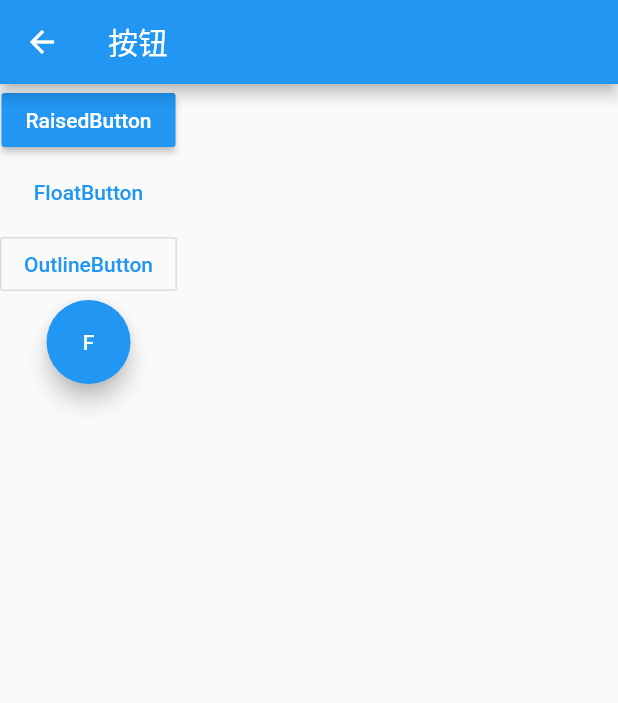
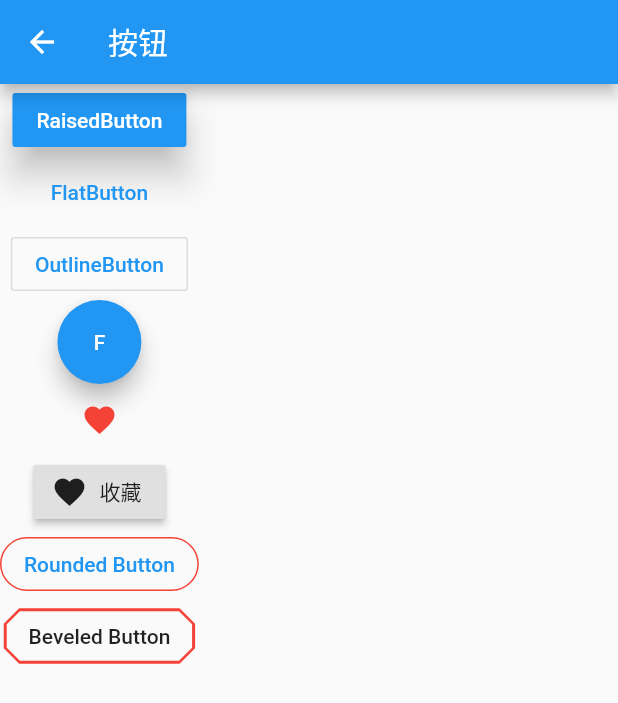
Before and after one commit to heruijun/FlutterFrom0To1, a Flutter app: the ButtonWidget screen opened by its route, on a phone screen of 412 x 824 dp. Shown: the top 703 px of the screen. Run offline on Flutter 3.47's test engine with Material 2 defaults, Android fonts, the phone set to English and light mode, and no system bars; our stand-ins replace dio, shared_preferences, sqflite, stack_trace; missing offline and left inert: xservice_kit; accounts and stored records are empty; generated files the repository leaves out were written again.

Commit message:
内容优化

```diff
--- a/chapter3/flutter_widgets/lib/button_widget.dart
+++ b/chapter3/flutter_widgets/lib/button_widget.dart
@@ -1,4 +1,5 @@
 import 'package:flutter/material.dart';
+import 'package:flutter_widgets/custom_rounded_rectangle_border.dart';
 
 class ButtonWidget extends StatelessWidget {
   @override
@@ -10,6 +11,7 @@ class ButtonWidget extends StatelessWidget {
       body: Column(
         children: <Widget>[
           RaisedButton(
+            elevation: 10,
             color: Colors.blue,
             child: Text("RaisedButton"),
             textColor: Colors.white,
@@ -17,7 +19,7 @@ class ButtonWidget extends StatelessWidget {
           ),
           FlatButton(
             textColor: Colors.blue,
-            child: Text("FloatButton"),
+            child: Text("FlatButton"),
             onPressed: () {
               print("FlatButton");
             },
@@ -34,7 +36,40 @@ class ButtonWidget extends StatelessWidget {
             onPressed: () {
               print("F");
             },
-          )
+          ),
+          IconButton(
+            color: Colors.red,
+            icon: Icon(Icons.favorite),
+            onPressed: () {
+              print("IconButton");
+            },
+          ),
+          RaisedButton.icon(
+            icon: Icon(Icons.favorite),
+            label: Text("收藏"),
+            onPressed: () {
+              print("带Icon的文字按钮");
+            },
+          ),
+          FlatButton(
+            textTheme: ButtonTextTheme.accent,
+            shape: RoundedRectangleBorder(
+                borderRadius: new BorderRadius.circular(18.0),
+                side: BorderSide(color: Colors.red)),
+            child: Text("Rounded Button"),
+            onPressed: () {
+              print("Rounded Button");
+            },
+          ),
+          FlatButton(
+            shape: BeveledRectangleBorder(
+                borderRadius: new BorderRadius.circular(10.0),
+                side: BorderSide(color: Colors.red)),
+            child: Text("Beveled Button"),
+            onPressed: () {
+              print("Beveled Button");
+            },
+          ),
         ],
       ),
     );
--- a/chapter3/flutter_widgets/lib/main.dart
+++ b/chapter3/flutter_widgets/lib/main.dart
@@ -17,6 +17,7 @@ import 'package:flutter_widgets/row_column_widget.dart';
 import 'package:flutter_widgets/wrap_widget.dart';
 
 import 'alertdialog_widget.dart';
+import 'custom_appbar_widget.dart';
 
 void main() => runApp(MyApp());
 
@@ -40,6 +41,7 @@ class MyApp extends StatelessWidget {
         '/Wrap': (context) => WrapWidget(),
         '/Row Column': (context) => RowColumnWidget(),
         '/AppBar': (context) => AppBarWidget(),
+        '/CustomAppBar': (context) => CustomAppBarWidget(),
         '/ListView': (context) => ListViewWidget(),
         '/CustomScrollView': (context) => CustomScrollViewWidget(),
         '/GridView': (context) => GridViewWidget(),
--- a/chapter3/flutter_widgets/lib/widget_page.dart
+++ b/chapter3/flutter_widgets/lib/widget_page.dart
@@ -26,6 +26,7 @@ class _FlutterWidgetPageState extends State<FlutterWidgetPage> {
     eventList.add("Wrap");
     eventList.add("Row Column");
     eventList.add("AppBar");
+    eventList.add("CustomAppBar");
     eventList.add("ListView");
     eventList.add("CustomScrollView");
     eventList.add("GridView");
```
Also changed, not shown: chapter3/flutter_widgets/lib/container_widget.dart (+10 -0 lines), chapter3/flutter_widgets/lib/custom_appbar_widget.dart (added, +57 -0 lines), chapter3/flutter_widgets/lib/custom_rounded_rectangle_border.dart (added, +77 -0 lines), chapter3/flutter_widgets/lib/gridview_widget.dart (+6 -6 lines), chapter3/flutter_widgets/lib/generated/i18n.dart (added), 2 other files.
